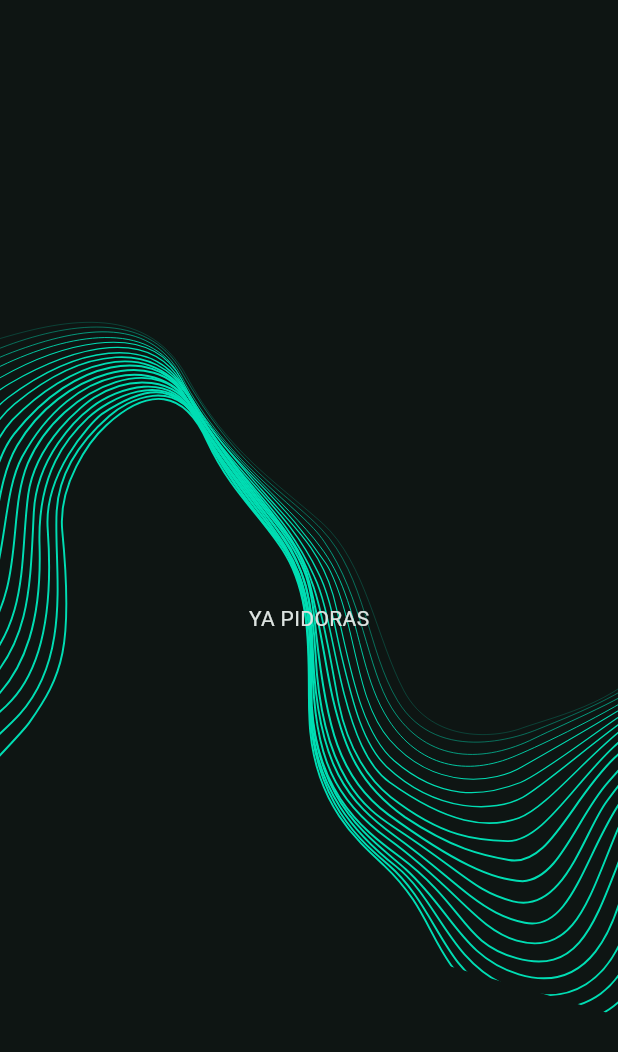
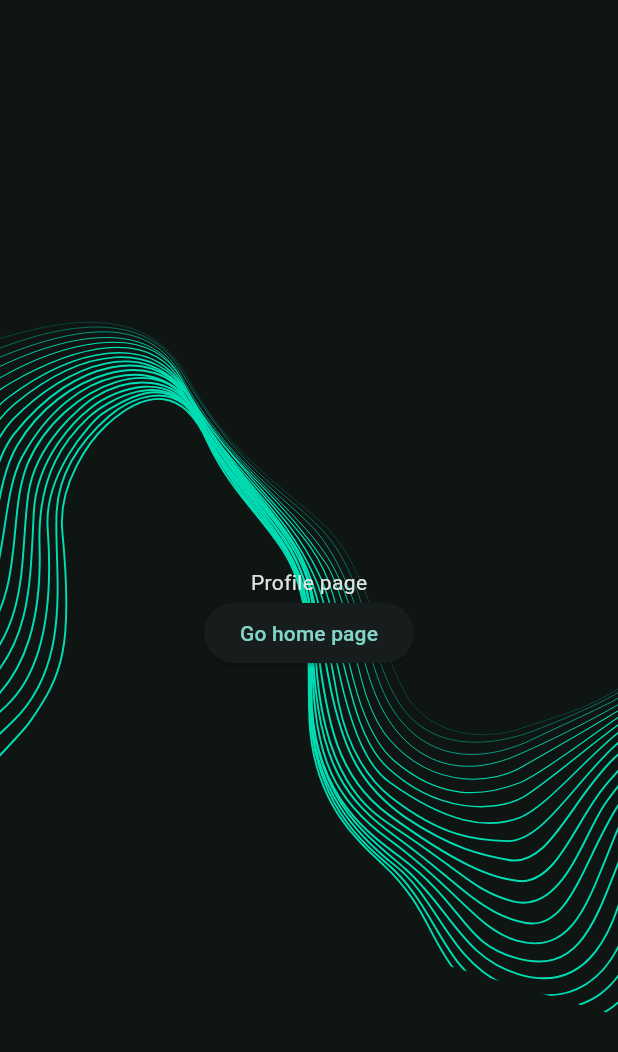
Before and after one commit to Phirimhel/runandmark, a Flutter app: the ProfilePage screen opened directly, on a phone screen of 412 x 824 dp. Shown: the top 1052 px of the screen. Run offline on Flutter 3.47's test engine with Material 3 defaults, Android fonts, the phone set to English and light mode, and no system bars; our stand-ins replace lottie.

Commit message:
feature: profile page refactor2

```diff
--- a/lib/views/pages/profile_page.dart
+++ b/lib/views/pages/profile_page.dart
@@ -1,8 +1,11 @@
 import 'package:flutter/material.dart';
 import 'package:lottie/lottie.dart';
 import 'package:runandmark/data/constants.dart';
+import 'package:runandmark/views/pages/auth/onboardings/welcome_page.dart';
+import 'package:runandmark/views/pages/home_page.dart';
 import 'package:runandmark/views/pages/profile_page.dart';
-import 'package:runandmark/views/widgets/hero_widget.dart';
+import 'package:flutter/material.dart';
+import 'package:runandmark/data/notifiers.dart'; // Если selectedPageNotifier и loadingMainImageNotifier там
 
 class ProfilePage extends StatelessWidget {
   const ProfilePage({super.key});
@@ -19,19 +22,32 @@ class ProfilePage extends StatelessWidget {
                 angle: 5,
                 child: Lottie.asset(
                   'assets/lotties/welcome.json',
-                  fit: BoxFit.cover, // ✅ Чтобы анимация не искажалась
+                  fit: BoxFit.cover,
                 ),
               ),
             ),
-            Column(
-              mainAxisAlignment:
-                  MainAxisAlignment.center, // Центрирует по вертикали
-              children: [
-                Container(
-                  alignment: Alignment.center, // Центрирует по горизонтали
-                  child: Text('YA PIDORAS'),
-                ),
-              ],
+            Center(
+              child: Column(
+                mainAxisAlignment: MainAxisAlignment.center,
+                children: [
+                  Text('Profile page'),
+                  ElevatedButton(
+                    onPressed: () {
+                      selectedPageNotifier.value = 0;
+                      Navigator.pushReplacement(
+                        context,
+                        MaterialPageRoute(
+                          builder: (context) {
+                            loadingMainImageNotifier.value = false;
+                            return WelcomePage();
+                          },
+                        ),
+                      );
+                    },
+                    child: Text('Go home page'),
+                  ),
+                ],
+              ),
             ),
           ],
         ),
```
